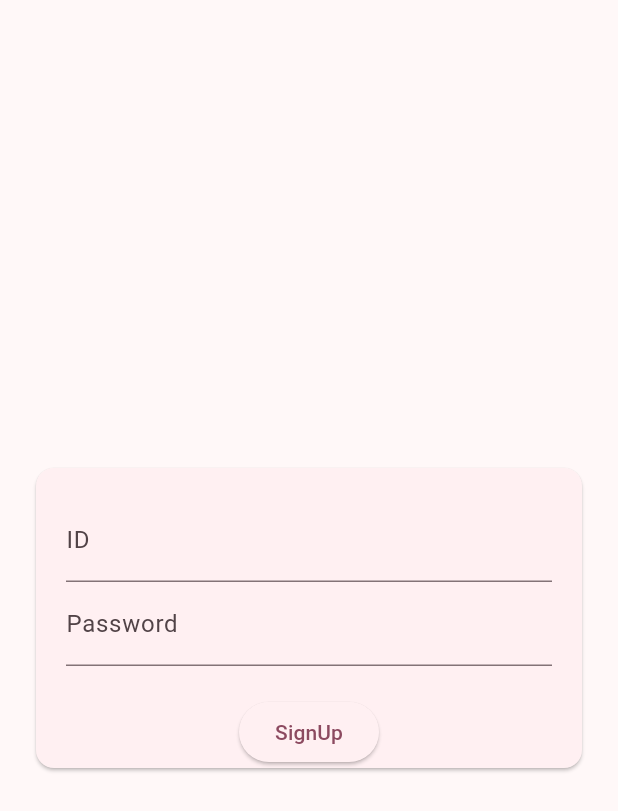
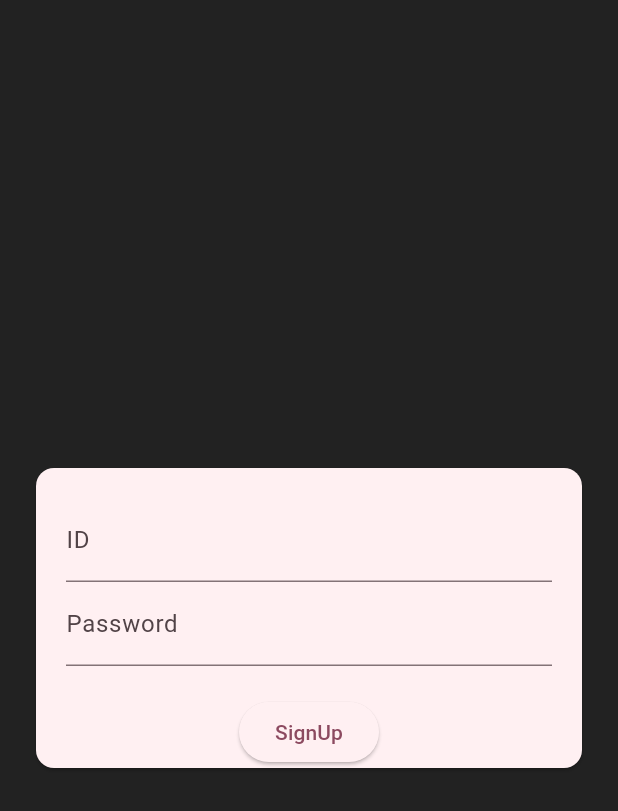
Before and after one commit to Onkarj012/Scribble, a Flutter app: the screen it shows after launch, after a tap on "submit", after a tap on "Create user", on a phone screen of 412 x 824 dp. Shown: the top 811 px of the screen. Run offline on Flutter 3.47's test engine with Material 3 defaults, Android fonts, the light colour scheme and no system bars; our stand-ins replace cloud_firestore, firebase_auth, firebase_core, google_sign_in; accounts and stored records are empty; network calls fail.

Commit message:
Add basic functionality
Add basic functionality

```diff
--- a/lib/AuthService/auth_service.dart
+++ b/lib/AuthService/auth_service.dart
@@ -32,7 +32,7 @@ class AuthService {
       );
     } on FirebaseAuthException catch (e) {
       if (e.code == 'weak-password') {
-        print('The password provided is too weak.');
+        print('The password provided is too weak .');
       } else if (e.code == 'email-already-in-use') {
         print('The account already exists for that email.');
       }
--- a/lib/screens/create_note.dart
+++ b/lib/screens/create_note.dart
@@ -8,6 +8,7 @@ class CreateNote extends StatelessWidget {
   @override
   Widget build(BuildContext context) {
     return Scaffold(
+      backgroundColor: Colors.black87,
       appBar: AppBar(
         title: const Text('Create Note'),
         actions: [
--- a/lib/screens/homepage.dart
+++ b/lib/screens/homepage.dart
@@ -16,10 +16,10 @@ class _HomePageState extends State<HomePage> {
   @override
   Widget build(BuildContext context) {
     return Scaffold(
-      backgroundColor: Colors.black,
+      backgroundColor: Colors.black87,
       resizeToAvoidBottomInset: true,
       body: Center(
-
+        child: SingleChildScrollView(
           child: Padding(
             padding: const EdgeInsets.all(20.0),
             child: Card(
@@ -33,6 +33,9 @@ class _HomePageState extends State<HomePage> {
                       padding: const EdgeInsets.all(20),
                       child: Column(
                         children: [
+                          Image.network(
+                              'https://i.pinimg.com/originals/52/8e/29/528e2946f76a74030660b231c7ff1dc1.png',
+                          ),
                           TextFormField(
                             decoration:const InputDecoration(
                               label: Text("ID",style: TextStyle(color: Colors.white),),
@@ -69,6 +72,9 @@ class _HomePageState extends State<HomePage> {
                     ),
                   ),
                   ElevatedButton(
+                    style: ElevatedButton.styleFrom(
+                      backgroundColor: Colors.black87,
+                    ),
                     onPressed: () {
                       _formKey.currentState!.validate();
                       if(!_formKey.currentState!.validate()){
@@ -77,21 +83,22 @@ class _HomePageState extends State<HomePage> {
                       _formKey.currentState!.save();
                       AuthService().signInWithEmail(id, password);
                     },
-                  child: const Text('submit'),
+                    child: const Text('submit' , style: TextStyle(color: Colors.blue),),
                   ),
                   IconButton(
                       onPressed: () {
                         AuthService().signInWithGoogle(context);
                       },
-                    icon: const Icon(Icons.login)
+                      icon: const Icon(Icons.login,color: Colors.blue,)
                   ),
                   TextButton(
                       onPressed: () {
                         Navigator.of(context).push(MaterialPageRoute(builder: (context)=>SignUp()));
                       },
-                    child: Text("Create user"),
+                      child: Text("Create user",style: TextStyle(color: Colors.blue),),
                   )
                 ],
+              ),
             ),
           ),
         ),
--- a/lib/screens/notes.dart
+++ b/lib/screens/notes.dart
@@ -39,7 +39,7 @@ class Notes extends StatelessWidget {
               itemBuilder: (context, index) => Padding(
                 padding: const EdgeInsets.all(5.0),
                 child: ListTile(
-                  tileColor: Colors.teal,
+                  tileColor: Colors.black26,
                   title: Text(notesData[index]['title']!),
                   subtitle: Text(notesData[index]['content']!),
                 ),
--- a/lib/screens/sign_up.dart
+++ b/lib/screens/sign_up.dart
@@ -11,6 +11,7 @@ class SignUp extends StatelessWidget {
   @override
   Widget build(BuildContext context) {
     return Scaffold(
+      backgroundColor: Colors.black87 ,
       body: Center(
         child: Padding(
           padding: const EdgeInsets.all(20.0),
```
Lines whose indentation alone changed are shown as unchanged.
